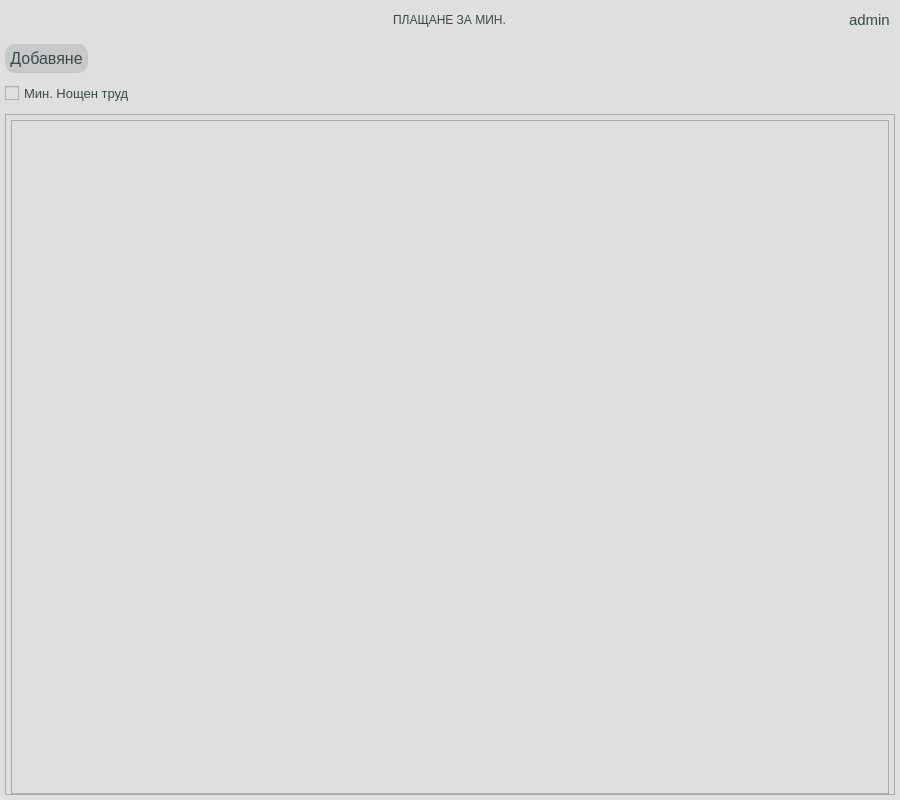
First picture: the form in app/ui/widgets/customPayPerMinWidget.ui, repository DevilPhp/WorkSalary.v01, before the edit.
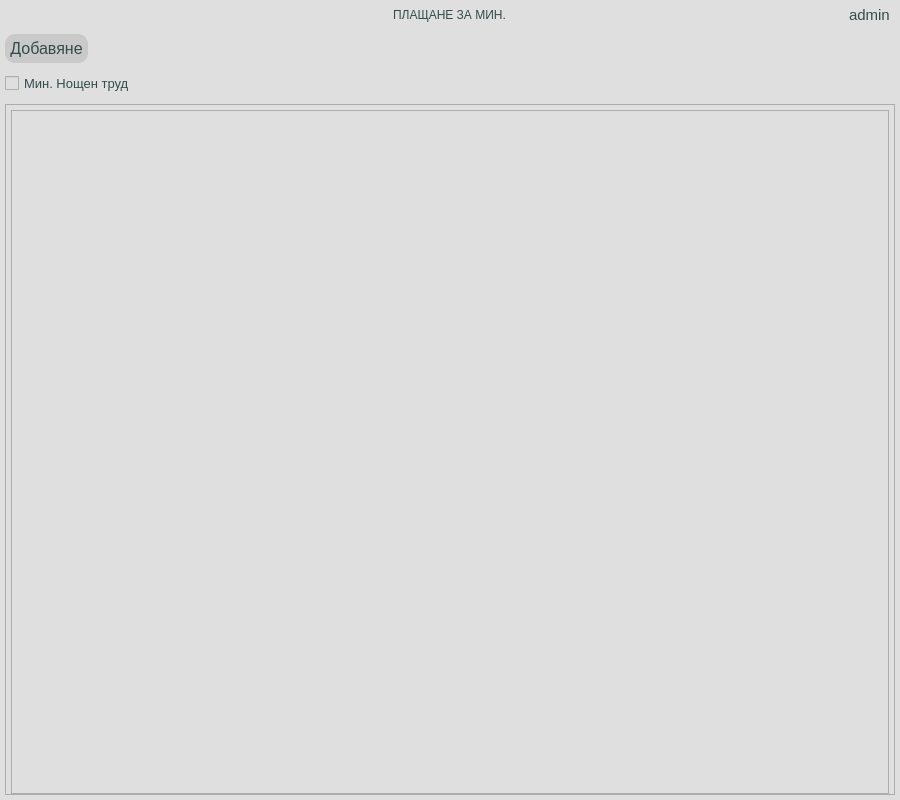
Second picture: the form after the edit. Icons and pictures are not drawn.

What changed in the file:
```diff
--- a/app/ui/widgets/customPayPerMinWidget.ui
+++ b/app/ui/widgets/customPayPerMinWidget.ui
@@ -80,8 +80,13 @@
 	font: 700 13pt &quot;Segoe UI&quot;;
 }
 
-#userIcon, #newHolidayCalBtn {
+#userIcon, #logoutBtn{
 	background-color: #dfdfdf;
+	padding: 0px;
+}
+
+#logoutBtn:hover{
+	icon: url(:/icons/app/assets/icons/Log-Out--Streamline-Feather_#192626.svg);
 }
 
 #usernameLabel {
@@ -274,7 +279,7 @@
         <x>0</x>
         <y>0</y>
         <width>888</width>
-        <height>670</height>
+        <height>680</height>
        </rect>
       </property>
       <layout class="QVBoxLayout" name="verticalLayout_12">
```
Left out of the diff: 17 changed lines with no effect on the pictures.
